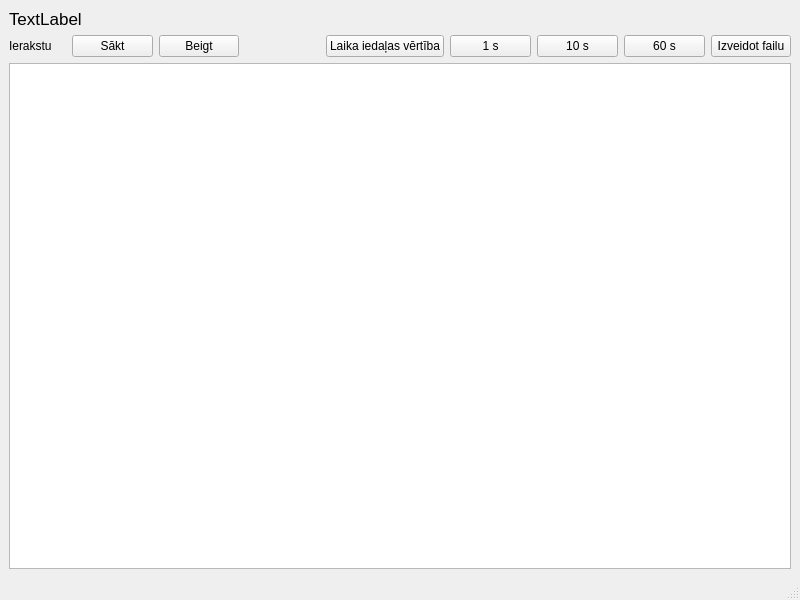
Old version of the form rs232.ui in the repository kasarkonic/Sauka1.
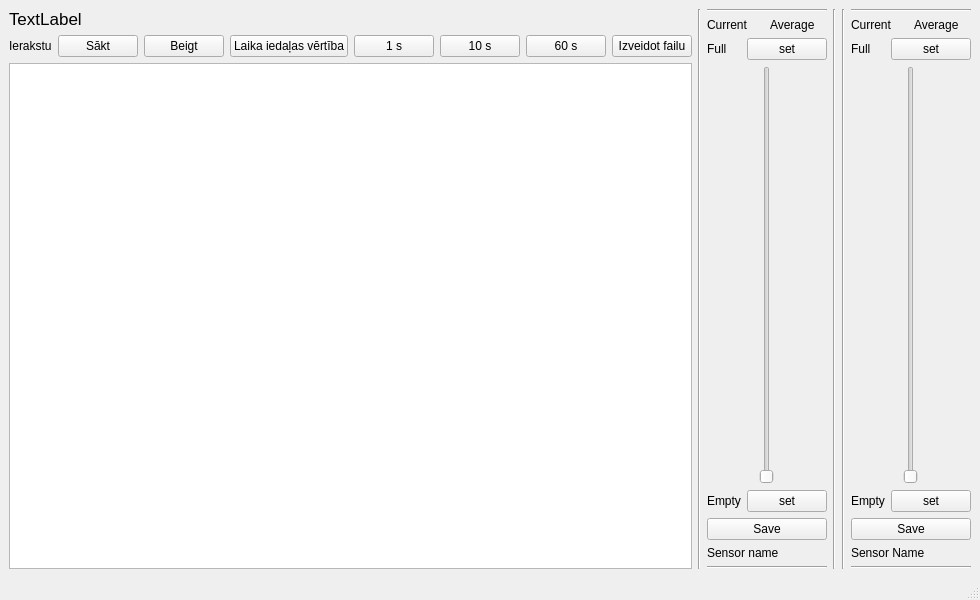
New version of the form.

Commit message: add pressure sensor

Patch:
```diff
--- a/rs232.ui
+++ b/rs232.ui
@@ -6,7 +6,7 @@
    <rect>
     <x>0</x>
     <y>0</y>
-    <width>800</width>
+    <width>951</width>
     <height>600</height>
    </rect>
   </property>
@@ -14,7 +14,7 @@
    <string>MainWindow</string>
   </property>
   <widget class="QWidget" name="centralwidget">
-   <layout class="QVBoxLayout" name="verticalLayout_2">
+   <layout class="QHBoxLayout" name="horizontalLayout_4">
     <item>
      <layout class="QVBoxLayout" name="verticalLayout" stretch="20,0,1,1">
       <item>
@@ -122,6 +122,249 @@
       </item>
      </layout>
     </item>
+    <item>
+     <widget class="Line" name="line">
+      <property name="orientation">
+       <enum>Qt::Vertical</enum>
+      </property>
+     </widget>
+    </item>
+    <item>
+     <layout class="QVBoxLayout" name="verticalLayout_sens_1">
+      <item>
+       <widget class="Line" name="line_5">
+        <property name="orientation">
+         <enum>Qt::Horizontal</enum>
+        </property>
+       </widget>
+      </item>
+      <item>
+       <layout class="QHBoxLayout" name="horizontalLayout_5">
+        <item>
+         <widget class="QLabel" name="label_current_S0">
+          <property name="text">
+           <string>Current</string>
+          </property>
+         </widget>
+        </item>
+        <item>
+         <widget class="QLabel" name="label_average_S0">
+          <property name="text">
+           <string>Average</string>
+          </property>
+         </widget>
+        </item>
+       </layout>
+      </item>
+      <item>
+       <layout class="QHBoxLayout" name="horizontalLayout_6">
+        <item>
+         <widget class="QLabel" name="label_full_S0">
+          <property name="text">
+           <string>Full</string>
+          </property>
+         </widget>
+        </item>
+        <item>
+         <widget class="QPushButton" name="pushButton_set_S0">
+          <property name="text">
+           <string>set</string>
+          </property>
+         </widget>
+        </item>
+       </layout>
+      </item>
+      <item>
+       <layout class="QHBoxLayout" name="horizontalLayout_7">
+        <item>
+         <widget class="QSlider" name="verticalSlider_S0">
+          <property name="minimumSize">
+           <size>
+            <width>100</width>
+            <height>0</height>
+           </size>
+          </property>
+          <property name="orientation">
+           <enum>Qt::Vertical</enum>
+          </property>
+         </widget>
+        </item>
+       </layout>
+      </item>
+      <item>
+       <layout class="QHBoxLayout" name="horizontalLayout_8">
+        <item>
+         <widget class="QLabel" name="label_empty_S0">
+          <property name="text">
+           <string>Empty</string>
+          </property>
+         </widget>
+        </item>
+        <item>
+         <widget class="QPushButton" name="pushButton_set_empty_s0">
+          <property name="text">
+           <string>set</string>
+          </property>
+         </widget>
+        </item>
+       </layout>
+      </item>
+      <item>
+       <layout class="QHBoxLayout" name="horizontalLayout_9">
+        <item>
+         <widget class="QPushButton" name="pushButton_save_S0">
+          <property name="text">
+           <string>Save</string>
+          </property>
+         </widget>
+        </item>
+       </layout>
+      </item>
+      <item>
+       <layout class="QHBoxLayout" name="horizontalLayout_10">
+        <item>
+         <widget class="QLabel" name="label_name_S0">
+          <property name="text">
+           <string>Sensor name</string>
+          </property>
+         </widget>
+        </item>
+       </layout>
+      </item>
+      <item>
+       <widget class="Line" name="line_4">
+        <property name="orientation">
+         <enum>Qt::Horizontal</enum>
+        </property>
+       </widget>
+      </item>
+     </layout>
+    </item>
+    <item>
+     <widget class="Line" name="line_2">
+      <property name="orientation">
+       <enum>Qt::Vertical</enum>
+      </property>
+     </widget>
+    </item>
+    <item>
+     <widget class="Line" name="line_3">
+      <property name="orientation">
+       <enum>Qt::Vertical</enum>
+      </property>
+     </widget>
+    </item>
+    <item>
+     <layout class="QVBoxLayout" name="verticalLayout_sens_2">
+      <item>
+       <widget class="Line" name="line_7">
+        <property name="orientation">
+         <enum>Qt::Horizontal</enum>
+        </property>
+       </widget>
+      </item>
+      <item>
+       <layout class="QHBoxLayout" name="horizontalLayout_16">
+        <item>
+         <widget class="QLabel" name="label_current_S1">
+          <property name="text">
+           <string>Current</string>
+          </property>
+         </widget>
+        </item>
+        <item>
+         <widget class="QLabel" name="label_average_S1">
+          <property name="text">
+           <string>Average</string>
+          </property>
+         </widget>
+        </item>
+       </layout>
+      </item>
+      <item>
+       <layout class="QHBoxLayout" name="horizontalLayout_15">
+        <item>
+         <widget class="QLabel" name="label_full_S1">
+          <property name="text">
+           <string>Full</string>
+          </property>
+         </widget>
+        </item>
+        <item>
+         <widget class="QPushButton" name="pushButton_set_S1">
+          <property name="text">
+           <string>set</string>
+          </property>
+         </widget>
+        </item>
+       </layout>
+      </item>
+      <item>
+       <layout class="QHBoxLayout" name="horizontalLayout_14">
+        <item>
+         <widget class="QSlider" name="verticalSlider_S1">
+          <property name="minimumSize">
+           <size>
+            <width>100</width>
+            <height>0</height>
+           </size>
+          </property>
+          <property name="orientation">
+           <enum>Qt::Vertical</enum>
+          </property>
+         </widget>
+        </item>
+       </layout>
+      </item>
+      <item>
+       <layout class="QHBoxLayout" name="horizontalLayout_13">
+        <item>
+         <widget class="QLabel" name="label_empty_S1">
+          <property name="text">
+           <string>Empty</string>
+          </property>
+         </widget>
+        </item>
+        <item>
+         <widget class="QPushButton" name="pushButton_set_empty_s1">
+          <property name="text">
+           <string>set</string>
+          </property>
+         </widget>
+        </item>
+       </layout>
+      </item>
+      <item>
+       <layout class="QHBoxLayout" name="horizontalLayout_12">
+        <item>
+         <widget class="QPushButton" name="pushButton_save_S1">
+          <property name="text">
+           <string>Save</string>
+          </property>
+         </widget>
+        </item>
+       </layout>
+      </item>
+      <item>
+       <layout class="QHBoxLayout" name="horizontalLayout_11">
+        <item>
+         <widget class="QLabel" name="label_name_S1">
+          <property name="text">
+           <string>Sensor Name</string>
+          </property>
+         </widget>
+        </item>
+       </layout>
+      </item>
+      <item>
+       <widget class="Line" name="line_6">
+        <property name="orientation">
+         <enum>Qt::Horizontal</enum>
+        </property>
+       </widget>
+      </item>
+     </layout>
+    </item>
    </layout>
   </widget>
   <widget class="QMenuBar" name="menubar">
```
Left out of the diff: 4 changed lines with no effect on the pictures. The commit also changes 11 other files.
